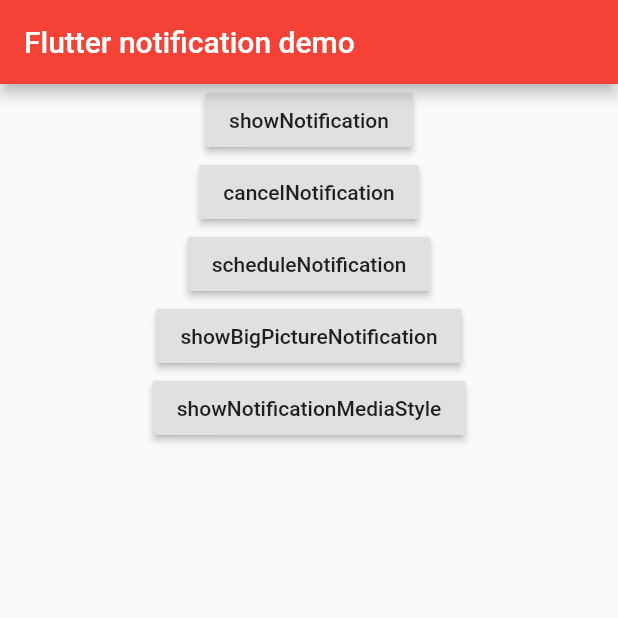
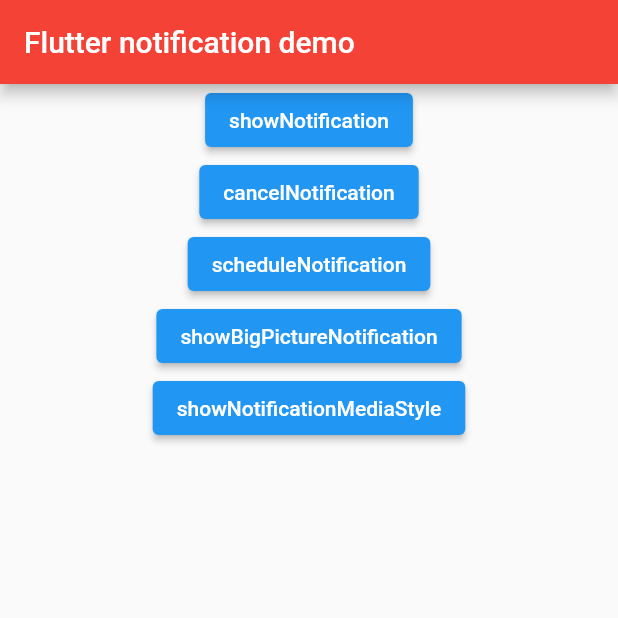
Before and after one commit to flutter-devs/local_push_notification, a Flutter app: the screen it shows after launch, on a phone screen of 412 x 824 dp, the top half of it. Run offline on Flutter 3.47's test engine with Material 2 defaults, Android fonts, the phone set to English and light mode, and no system bars; our stand-ins replace flutter_local_notifications.

Commit message:
Replaced depreciated members to newer members

```diff
--- a/lib/main.dart
+++ b/lib/main.dart
@@ -3,6 +3,7 @@ import 'package:flutter/material.dart';
 import 'package:flutter_local_notifications/flutter_local_notifications.dart';
 
 void main() => runApp(new MaterialApp(
+      debugShowCheckedModeBanner: false,
       theme: ThemeData(
           appBarTheme: AppBarTheme(
         color: Colors.red,
@@ -38,6 +39,7 @@ class _MyAppState extends State<MyApp> {
         payload: payload,
       );
     }));
+    return null;
   }
 
   @override
@@ -50,31 +52,31 @@ class _MyAppState extends State<MyApp> {
       body: new Center(
         child: Column(
           children: <Widget>[
-            RaisedButton(
+            ElevatedButton(
               onPressed: showNotification,
               child: new Text(
                 'showNotification',
               ),
             ),
-            RaisedButton(
+            ElevatedButton(
               onPressed: cancelNotification,
               child: new Text(
                 'cancelNotification',
               ),
             ),
-            RaisedButton(
+            ElevatedButton(
               onPressed: scheduleNotification,
               child: new Text(
                 'scheduleNotification',
               ),
             ),
-            RaisedButton(
+            ElevatedButton(
               onPressed: showBigPictureNotification,
               child: new Text(
                 'showBigPictureNotification',
               ),
             ),
-            RaisedButton(
+            ElevatedButton(
               onPressed: showNotificationMediaStyle,
               child: new Text(
                 'showNotificationMediaStyle',
@@ -160,7 +162,7 @@ class _MyAppState extends State<MyApp> {
 }
 
 class NewScreen extends StatelessWidget {
-  String payload;
+  final String payload;
 
   NewScreen({
     @required this.payload,
```
Also changed, not shown: pubspec.lock.
